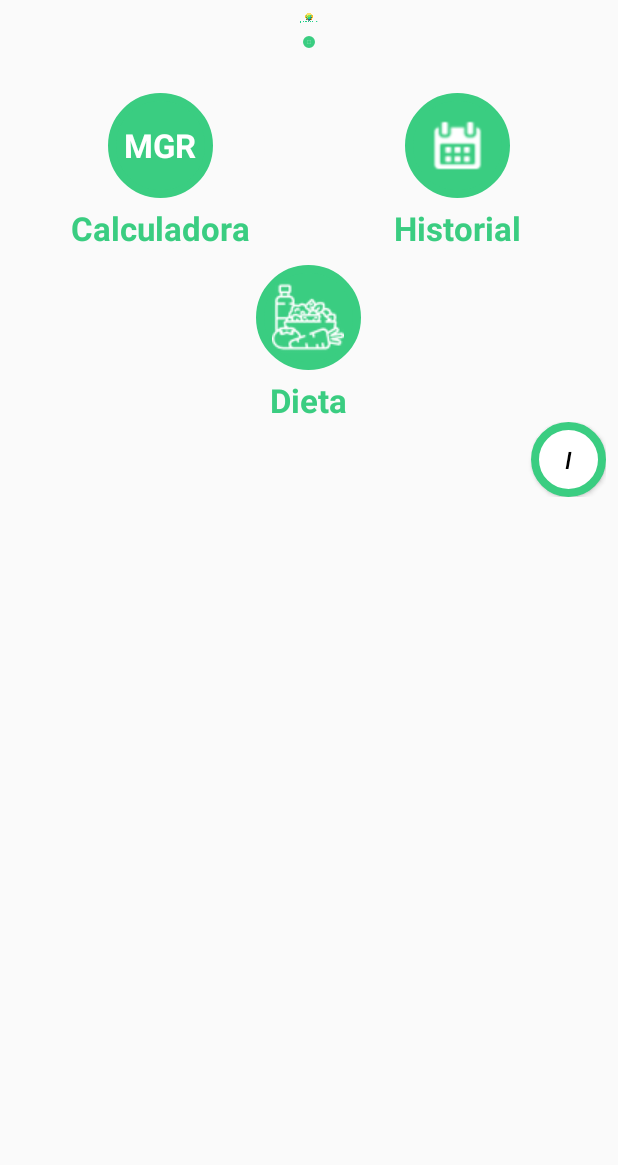
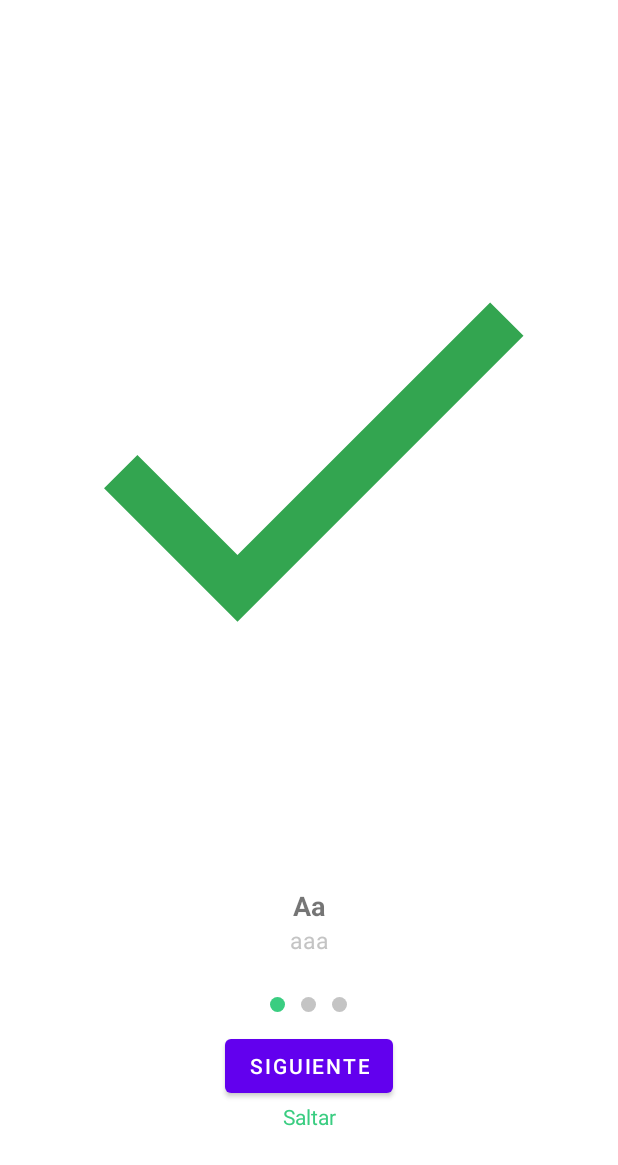
Before and after one commit to rafaelasencio/BambooFit, an Android app: the screen it shows after launch (MainActivity before the commit, WelcomeActivity after it), on a phone screen of 412 x 824 dp. Shown: the top 1165 px of the screen. Run offline under Robolectric (Android 15) with nearby library versions, the phone set to English and light mode, and no system bars.

Commit message:
Set Welcome Activity to be main. Add UI components in WelcomeActivity. Set IntroSliderAdapter and current indicator for ViewPager

```diff
--- a/app/build.gradle
+++ b/app/build.gradle
@@ -39,4 +39,10 @@ dependencies {
     implementation 'androidx.recyclerview:recyclerview:1.1.0'
 
     implementation 'com.google.android.material:material:1.0.0'
+
+    //ViewPager2
+    implementation 'androidx.viewpager2:viewpager2:1.0.0-rc01'
+
+    //material Design
+    //implementation 'com.google.android.material:material:1.2.0-alpha01'
 }
--- a/app/src/main/AndroidManifest.xml
+++ b/app/src/main/AndroidManifest.xml
@@ -12,7 +12,14 @@
         <activity
             android:name=".WelcomeActivity"
             android:screenOrientation="portrait"
-            android:theme="@style/Theme.AppCompat.Light.NoActionBar"/>
+            android:theme="@style/Theme.MaterialComponents.Light.NoActionBar">
+            <intent-filter>
+                <action android:name="android.intent.action.MAIN" />
+
+                <category android:name="android.intent.category.LAUNCHER" />
+            </intent-filter>
+
+        </activity>
         <activity
             android:name=".FoodListActivity"
             android:screenOrientation="portrait"
@@ -49,11 +56,7 @@
             android:name=".MainActivity"
             android:screenOrientation="portrait"
             android:theme="@style/Theme.AppCompat.Light.NoActionBar">
-            <intent-filter>
-                <action android:name="android.intent.action.MAIN" />
 
-                <category android:name="android.intent.category.LAUNCHER" />
-            </intent-filter>
         </activity>
     </application>
 
--- a/app/src/main/java/com/rafaelab/bamboofitapp/IntroSliderAdapter.kt
+++ b/app/src/main/java/com/rafaelab/bamboofitapp/IntroSliderAdapter.kt
@@ -1,5 +1,6 @@
 package com.rafaelab.bamboofitapp
 
+import android.view.LayoutInflater
 import android.view.View
 import android.view.ViewGroup
 import android.widget.ImageView
@@ -8,16 +9,22 @@ import androidx.recyclerview.widget.RecyclerView
 
 class IntroSliderAdapter(private val introSliders: List<IntroSlide>):
     RecyclerView.Adapter<IntroSliderAdapter.IntroSlideViewHolder>() {
+
+
     override fun onCreateViewHolder(parent: ViewGroup, viewType: Int): IntroSlideViewHolder {
-        TODO("not implemented") //To change body of created functions use File | Settings | File Templates.
+        return IntroSlideViewHolder(
+            LayoutInflater.from(parent.context).inflate(
+                R.layout.slider_container, parent, false
+            )
+        )
     }
 
     override fun getItemCount(): Int {
-        TODO("not implemented") //To change body of created functions use File | Settings | File Templates.
+        return introSliders.size
     }
 
     override fun onBindViewHolder(holder: IntroSlideViewHolder, position: Int) {
-        TODO("not implemented") //To change body of created functions use File | Settings | File Templates.
+        holder.bind(introSliders[position])
     }
 
     inner class IntroSlideViewHolder(view: View): RecyclerView.ViewHolder(view){
--- a/app/src/main/java/com/rafaelab/bamboofitapp/WelcomeActivity.kt
+++ b/app/src/main/java/com/rafaelab/bamboofitapp/WelcomeActivity.kt
@@ -1,12 +1,101 @@
 package com.rafaelab.bamboofitapp
 
+import android.content.Intent
+import android.media.Image
 import androidx.appcompat.app.AppCompatActivity
 import android.os.Bundle
+import android.view.ViewGroup.LayoutParams.WRAP_CONTENT
+import android.widget.ImageView
+import android.widget.LinearLayout
+import androidx.core.content.ContextCompat
+import androidx.core.view.get
+import androidx.viewpager2.widget.ViewPager2
+import kotlinx.android.synthetic.main.activity_welcome.*
 
 class WelcomeActivity : AppCompatActivity() {
+
+    private val introSliderAdapter = IntroSliderAdapter(
+        listOf(
+            IntroSlide(
+                "Aa",
+                "aaa",
+                R.drawable.ic_action_done
+            ),
+            IntroSlide(
+                "Bb",
+                "bbb",
+                R.drawable.ic_action_done
+            ),
+            IntroSlide(
+                "Cc",
+                "ccc",
+                R.drawable.ic_action_done
+            )
+        )
+    )
 
     override fun onCreate(savedInstanceState: Bundle?) {
         super.onCreate(savedInstanceState)
         setContentView(R.layout.activity_welcome)
+        vp_introSlider.adapter = introSliderAdapter
+        setupIndicators()
+        setCurrentIndicator(0)
+        vp_introSlider.registerOnPageChangeCallback(object :
+            ViewPager2.OnPageChangeCallback(){
+
+            override fun onPageSelected(position: Int) {
+                super.onPageSelected(position)
+                setCurrentIndicator(position)
+            }
+        })
+        btnNext.setOnClickListener {
+            if (vp_introSlider.currentItem + 1 < introSliderAdapter.itemCount){
+                vp_introSlider.currentItem+=1
+            } else {
+                Intent(applicationContext, MainActivity::class.java).also {
+                    startActivity(it)
+                }
+            }
+        }
+        tvSkipIntro.setOnClickListener {
+            Intent(applicationContext, MainActivity::class.java).also {
+                startActivity(it)
+            }
+        }
+    }
+
+    private fun setupIndicators(){
+        val indicators = arrayOfNulls<ImageView>(introSliderAdapter.itemCount)
+        val layoutParams: LinearLayout.LayoutParams =
+            LinearLayout.LayoutParams(WRAP_CONTENT,WRAP_CONTENT)
+        layoutParams.setMargins(8,0,8,0)
+        for(i in indicators.indices){
+            indicators[i] = ImageView(applicationContext)
+            indicators[i].apply {
+                this?.setImageDrawable(
+                    ContextCompat.getDrawable(
+                        applicationContext, R.drawable.item_indicator_inactive
+                    )
+                )
+                this?.layoutParams = layoutParams
+            }
+            ll_indicators.addView(indicators[i])
+        }
+    }
+
+    private fun setCurrentIndicator(index: Int){
+        val childCount = ll_indicators.childCount
+        for (i in 0 until childCount){
+            val imageView = ll_indicators[i] as ImageView
+            if (i == index){
+                imageView.setImageDrawable(
+                    ContextCompat.getDrawable(applicationContext, R.drawable.item_indicator_active)
+                )
+            }else{
+                imageView.setImageDrawable(
+                    ContextCompat.getDrawable(applicationContext, R.drawable.item_indicator_inactive)
+                )
+            }
+        }
     }
 }
--- a/app/src/main/res/layout/activity_welcome.xml
+++ b/app/src/main/res/layout/activity_welcome.xml
@@ -37,6 +37,7 @@
         android:layout_marginBottom="12dp"/>
 
     <androidx.viewpager2.widget.ViewPager2
+        android:id="@+id/vp_introSlider"
         android:layout_width="match_parent"
         android:layout_height="0dp"
         android:layout_marginBottom="12dp"
--- a/app/src/main/res/values/styles.xml
+++ b/app/src/main/res/values/styles.xml
@@ -1,6 +1,7 @@
 <resources>
 
     <!-- Base application theme. -->
+
     <style name="AppTheme" parent="Theme.AppCompat.Light.DarkActionBar">
         <!-- Customize your theme here. -->
         <item name="colorPrimary">@color/colorPrimary</item>
```
